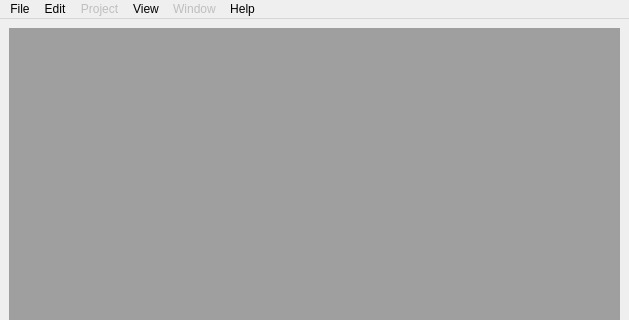
First picture: the form in ui/MainWindow.ui, repository ruimaciel/femp, before the edit; both pictures show x 0 to 629 and y 0 to 320 of the 629 by 544 pixel window.
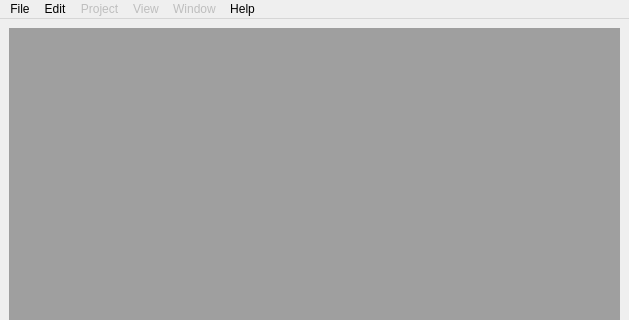
Second picture: the form after the edit.

Commit message: implemented UI to set the display options

Patch:
```diff
--- a/ui/MainWindow.ui
+++ b/ui/MainWindow.ui
@@ -59,7 +59,7 @@
    </widget>
    <widget class="QMenu" name="menuView">
     <property name="enabled">
-     <bool>true</bool>
+     <bool>false</bool>
     </property>
     <property name="title">
      <string>View</string>
```
Left out of the diff: 42 changed lines with no effect on the pictures. The commit also changes 4 other files.
